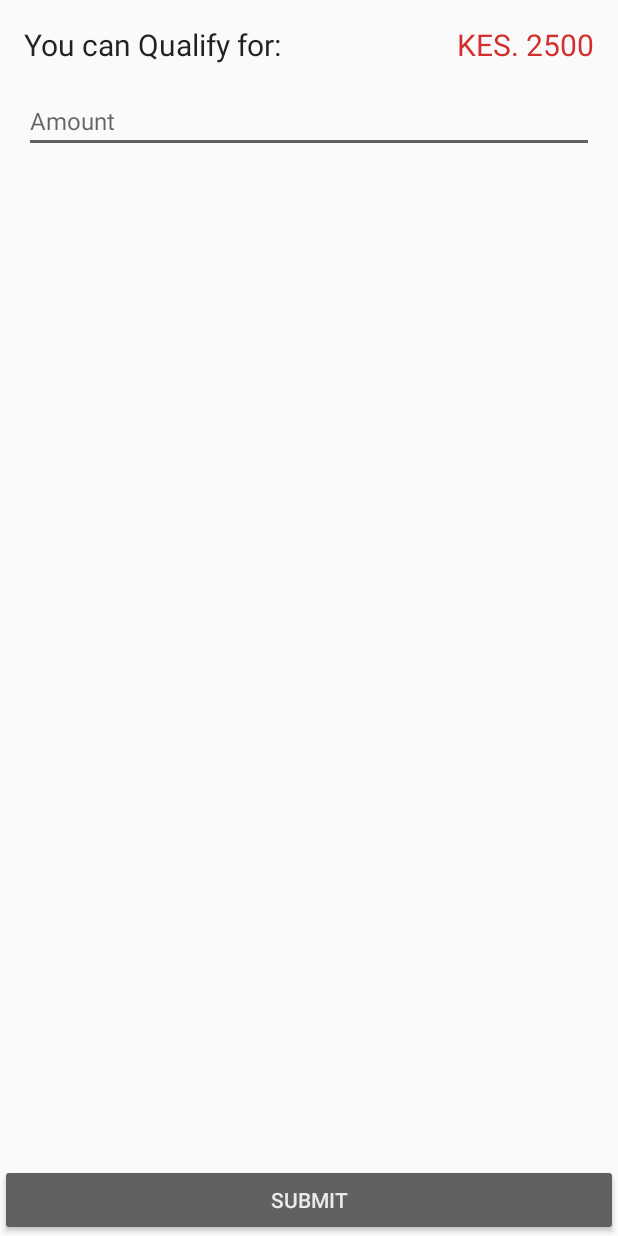
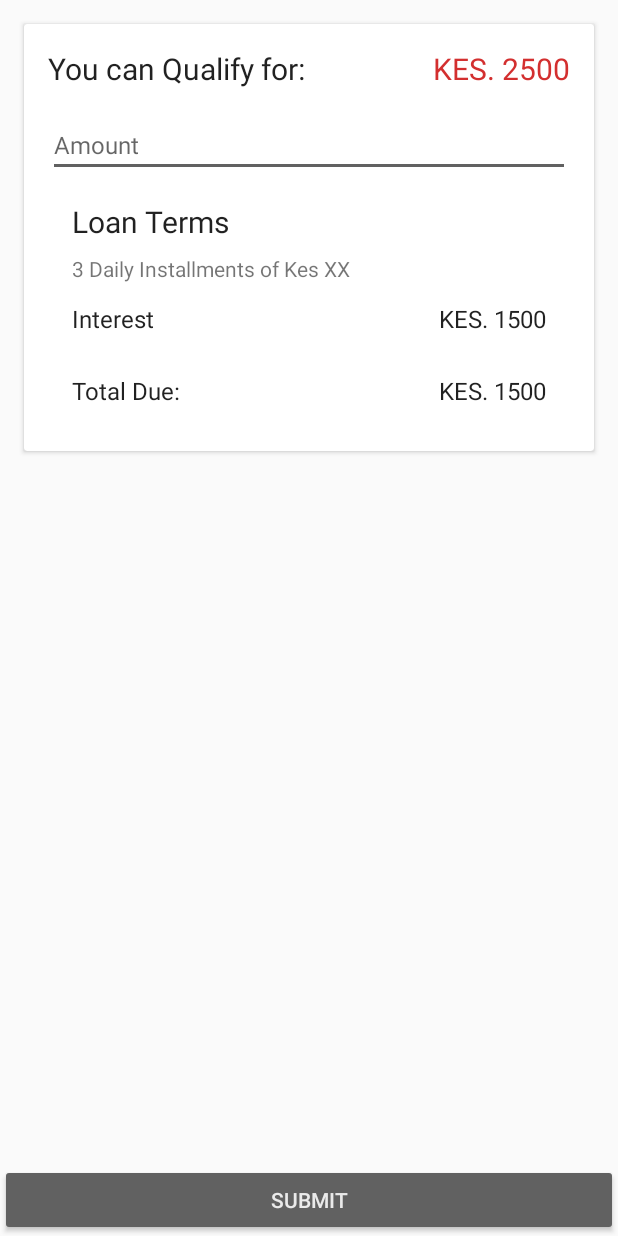
Before and after one commit to morristech/ekopa, an Android app: the layout content_apply_for_loan_first_time.xml on its own in the app's theme, with its tools: preview values and no code run, on a phone screen of 412 x 824 dp. Run offline under Robolectric (Android 15) with nearby library versions, the phone set to English and light mode, and no system bars.

Commit message:
More improvements to the app

```diff
--- a/app/src/main/java/com/ekopa/android/app/activity/ApplyForLoanActivity.java
+++ b/app/src/main/java/com/ekopa/android/app/activity/ApplyForLoanActivity.java
@@ -25,6 +25,11 @@ import com.ekopa.android.app.api.ApiInterface;
 import com.ekopa.android.app.helper.PrefManager;
 import com.ekopa.android.app.model.ResponseModel;
 
+import org.json.JSONException;
+import org.json.JSONObject;
+
+import java.text.NumberFormat;
+
 import butterknife.BindView;
 import butterknife.ButterKnife;
 import retrofit2.Call;
@@ -40,6 +45,7 @@ public class ApplyForLoanActivity extends AppCompatActivity {
     EditText _amount;
     @BindView(R.id.btn_apply_loan_submit)
     AppCompatButton btnSubmit;
+    public static NumberFormat nf = NumberFormat.getIntegerInstance ();
 
     PrefManager pref;
 
@@ -54,7 +60,8 @@ public class ApplyForLoanActivity extends AppCompatActivity {
         setSupportActionBar(toolbar);
         getSupportActionBar().setDisplayHomeAsUpEnabled(true);
 
-        String creditLimit = "KES " + pref.getUserDetails().get("creditLimit") + ".00";
+
+        String creditLimit = "KES " + nf.format(Double.valueOf(pref.getUserDetails().get("creditLimit")));
 
         _creditLimit.setText(creditLimit);
 
@@ -81,7 +88,7 @@ public class ApplyForLoanActivity extends AppCompatActivity {
     }
 
     private void submitLoan() {
-        Log.d(TAG, "Login");
+        Log.d(TAG, "<--Submit Loan Application-->");
 
         if (!validate()) {
             onSubmitFailed("");
@@ -99,27 +106,27 @@ public class ApplyForLoanActivity extends AppCompatActivity {
         String token = pref.getUserDetails().get("userToken");
 
         ApiInterface apiService = ApiClient.getClient().create(ApiInterface.class);
-        Call<ResponseModel> call = apiService.applyLoan(token, amount);
-        call.enqueue(new Callback<ResponseModel>() {
+        Call<JSONObject> call = apiService.applyLoan(token, amount);
+        call.enqueue(new Callback<JSONObject>() {
             @Override
-            public void onResponse(Call<ResponseModel> call, Response<ResponseModel> response) {
+            public void onResponse(Call<JSONObject> call, Response<JSONObject> response) {
                 progressDialog.dismiss();
                 if (response.body() == null) {
                     onSubmitFailed("Something went wrong, please try again later");
                 } else {
-                    if (response.body() != null && response.body().getStatusCode().equals(200)) {
-                        onSubmitSuccess();
-                    } else if (response.body().getStatusCode().equals(400)) {
-                        onSubmitFailed("Incorrect phone or password");
-                    } else if (response.body().getStatusCode().equals(404)) {
-                        onSubmitFailed("No user found with that phone number.");
+                    try {
+                        if (response.body() != null && response.body().get("loanStatus").equals("APPROVED")) {
+                            onSubmitSuccess();
+                        }
+                    } catch (JSONException e) {
+                        e.printStackTrace();
                     }
 
                 }
             }
 
             @Override
-            public void onFailure(Call<ResponseModel> call, Throwable t) {
+            public void onFailure(Call<JSONObject> call, Throwable t) {
                 progressDialog.dismiss();
             }
         });
--- a/app/src/main/java/com/ekopa/android/app/api/ApiInterface.java
+++ b/app/src/main/java/com/ekopa/android/app/api/ApiInterface.java
@@ -8,6 +8,8 @@ import com.ekopa.android.app.model.CustomerCallLog;
 import com.ekopa.android.app.model.Location;
 import com.ekopa.android.app.model.Message;
 import com.ekopa.android.app.model.ResponseModel;
+
+import org.json.JSONObject;
 
 import retrofit2.Call;
 import retrofit2.http.Body;
@@ -60,9 +62,8 @@ public interface ApiInterface {
     @POST("customer/messages?access_token=SYSKEY")
     Call<ResponseModel> messageSynchronization(@Body Message [] message);
 
-    @FormUrlEncoded
-    @POST("loan/apply")
-    Call<ResponseModel> applyLoan(@Query("access_token") String userToken, @Field("loan_amount") String loanAmount);
+    @POST("loans/apply/{idNumber}/{amount}")
+    Call<JSONObject> applyLoan(@Path("idNumber") String userToken, @Path("amount") String loanAmount);
 
     @GET("loan/{loanIdentifier}")
     Call<ResponseModel> getLoanDetails(@Path("loanIdentifier") String loanIdentifier, @Query("access_token") String userToken);
--- a/app/src/main/java/com/ekopa/android/app/fragment/HomeFirstTimeFragment.java
+++ b/app/src/main/java/com/ekopa/android/app/fragment/HomeFirstTimeFragment.java
@@ -45,6 +45,7 @@ public class HomeFirstTimeFragment extends Fragment {
     @BindView(R.id.btn_view_current_loan)    AppCompatButton _btnViewCurrentLoan;
 
     public static NumberFormat nf = NumberFormat.getIntegerInstance ();
+
 
     public HomeFirstTimeFragment() {
         // Required empty public constructor
--- a/app/src/main/res/layout/content_apply_for_loan_first_time.xml
+++ b/app/src/main/res/layout/content_apply_for_loan_first_time.xml
@@ -25,6 +25,12 @@
         android:layout_alignParentTop="true"
         android:layout_alignParentLeft="true"
         android:layout_alignParentStart="true">
+
+        <android.support.v7.widget.CardView
+            android:layout_marginTop="@dimen/activity_vertical_margin"
+            android:layout_width="match_parent"
+            android:layout_height="wrap_content"
+            android:layout_margin="@dimen/activity_horizontal_margin">
 
         <LinearLayout xmlns:android="http://schemas.android.com/apk/res/android"
             xmlns:app="http://schemas.android.com/apk/res-auto"
@@ -74,9 +80,80 @@
                 android:inputType="number"
                 android:textSize="16sp" />
 
+            <LinearLayout
+                android:layout_width="match_parent"
+                android:layout_height="wrap_content"
+                android:orientation="vertical"
+                android:padding="@dimen/activity_horizontal_margin">
 
+                <TextView
+                    android:layout_width="match_parent"
+                    android:layout_height="wrap_content"
+                    android:text="Loan Terms"
+                    android:textColor="@color/body_text_1"
+                    android:textSize="@dimen/two_and_half_text_unit" />
+
+                <TextView
+                    android:id="@+id/et_loan_repayment"
+                    android:layout_width="match_parent"
+                    android:layout_height="wrap_content"
+                    android:layout_marginTop="@dimen/one_grid_unit"
+                    android:text="3 Daily Installments of Kes XX" />
+
+                <LinearLayout
+                    android:gravity="center_vertical"
+                    android:orientation="horizontal"
+                    android:minHeight="?attr/listPreferredItemHeightSmall"
+                    android:layout_width="match_parent"
+                    android:layout_height="wrap_content">
+
+                    <TextView
+                        android:layout_width="0dp"
+                        android:layout_weight="1"
+                        android:layout_height="wrap_content"
+                        android:text="Interest"
+                        android:textColor="@color/body_text_1"
+                        android:textSize="@dimen/two_text_unit" />
+
+                    <TextView
+                        android:id="@+id/tv_total_interest"
+                        android:layout_width="wrap_content"
+                        android:layout_height="wrap_content"
+                        android:text="@string/cash_sample"
+                        android:textColor="@color/body_text_1"
+                        android:textSize="@dimen/two_text_unit" />
+
+                </LinearLayout>
+
+                <LinearLayout
+                    android:orientation="horizontal"
+                    android:gravity="center_vertical"
+                    android:minHeight="?attr/listPreferredItemHeightSmall"
+                    android:layout_width="match_parent"
+                    android:layout_height="wrap_content">
+
+                    <TextView
+                        android:layout_width="0dp"
+                        android:layout_weight="1"
+                        android:layout_height="wrap_content"
+                        android:text="Total Due:"
+                        android:textColor="@color/body_text_1"
+                        android:textSize="@dimen/two_text_unit" />
+
+                    <TextView
+                        android:id="@+id/tv_total_int"
+                        android:layout_width="wrap_content"
+                        android:layout_height="wrap_content"
+                        android:text="@string/cash_sample"
+                        android:textColor="@color/body_text_1"
+                        android:textSize="@dimen/two_text_unit" />
+
+                </LinearLayout>
+
+            </LinearLayout>
         </LinearLayout>
 
+        </android.support.v7.widget.CardView>
 
     </ScrollView>
 </RelativeLayout>
```
